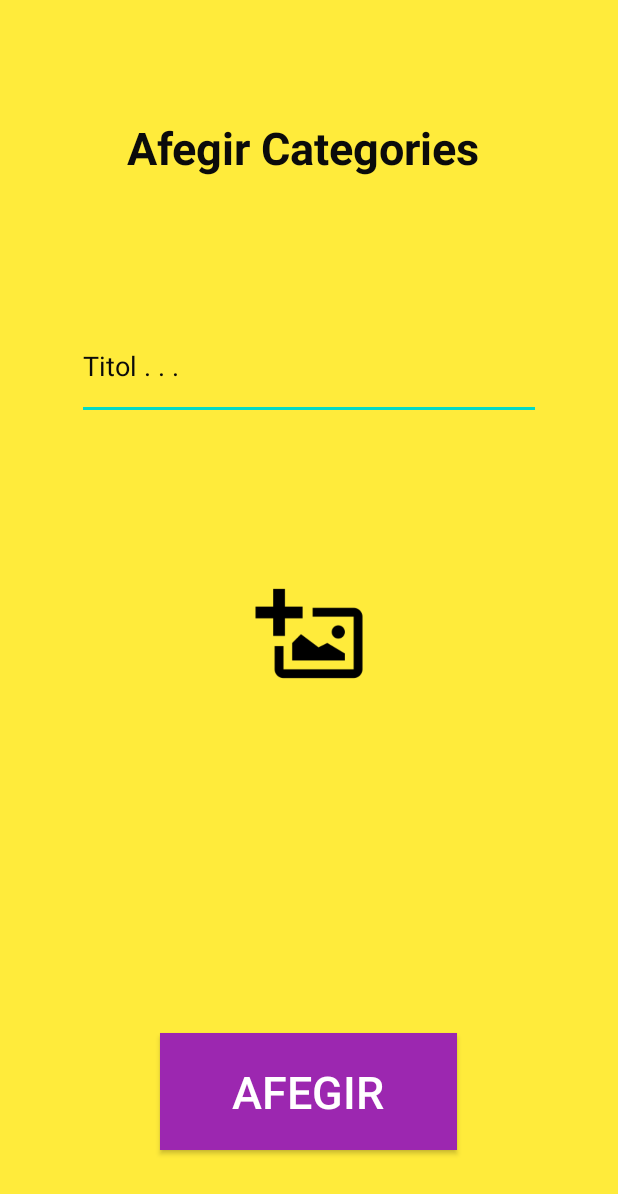
After one commit to JoanBF20/TodoList, an Android app: the addCategories screen opened directly, with no data from a screen before it, on a phone screen of 412 x 824 dp. The commit adds this screen. Shown: the top 1194 px of the screen. Run offline under Robolectric (Android 15) with nearby library versions, the phone set to English and light mode, and no system bars; 1 statement that could not run was skipped.

Commit message:
Creacio de sactivity de categories

```diff
--- a/app/src/main/AndroidManifest.xml
+++ b/app/src/main/AndroidManifest.xml
@@ -9,7 +9,8 @@
         android:roundIcon="@mipmap/ic_launcher_round"
         android:supportsRtl="true"
         android:theme="@style/AppTheme">
-        <activity android:name=".EditionTask"></activity>
+        <activity android:name=".addCategories"></activity>
+        <activity android:name=".EditionTask" />
         <activity android:name=".addTask" />
         <activity android:name=".MainActivity">
             <intent-filter>
--- /dev/null
+++ b/app/src/main/java/com/example/todolist/addCategories.java
@@ -0,0 +1,45 @@
+package com.example.todolist;
+
+import androidx.appcompat.app.AppCompatActivity;
+
+import android.graphics.Bitmap;
+import android.os.Bundle;
+import android.view.View;
+import android.widget.Button;
+import android.widget.EditText;
+import android.widget.ImageView;
+import android.widget.Toast;
+
+public class addCategories extends AppCompatActivity {
+
+    private DBInterface bd;
+    private EditText titleText;
+    private ImageView img;
+    private Button btnAfegir;
+
+    @Override
+    protected void onCreate(Bundle savedInstanceState) {
+        super.onCreate(savedInstanceState);
+        setContentView(R.layout.activity_add_categories);
+
+        titleText = (EditText) this.findViewById(R.id.titol);
+        img = (ImageView) this.findViewById(R.id.imatge);
+
+
+        btnAfegir = (Button) findViewById(R.id.addButton);
+        btnAfegir.setOnClickListener(new View.OnClickListener(){
+
+            public void onClick(View view){
+                bd = new DBInterface(getApplicationContext());
+                bd.obre();
+                if (bd.insereixCategoria(titleText.toString(),img)) {
+                    Toast.makeText(getApplicationContext(), "Afegit correctament", Toast.LENGTH_SHORT).show();
+                } else {
+                    Toast.makeText(getApplicationContext(), "Error a l’afegir", Toast.LENGTH_SHORT).show();
+                }
+                bd.tanca();
+                finish();
+            }
+        });
+    }
+}
--- a/app/src/main/java/com/example/todolist/taskadapter.java
+++ b/app/src/main/java/com/example/todolist/taskadapter.java
@@ -94,8 +94,10 @@ public class taskadapter extends ListActivity {
 
     public void llistaContactes() {
         DBInterface bd;
-        bd = new DBInterface(this); bd.obre();
-        Cursor c = bd.obtenirTotesLesTasques(); c.moveToFirst();
+        bd = new DBInterface(this);
+        bd.obre();
+        Cursor c = bd.obtenirTotesLesTasques();
+        c.moveToFirst();
         ArrayList<HashMap<String, String>> llista = new ArrayList<HashMap<String, String>>();
         while (!c.isAfterLast()) {
             HashMap<String, String> map = new HashMap<String, String>();
--- /dev/null
+++ b/app/src/main/res/layout/activity_add_categories.xml
@@ -0,0 +1,67 @@
+<?xml version="1.0" encoding="utf-8"?>
+<androidx.constraintlayout.widget.ConstraintLayout xmlns:android="http://schemas.android.com/apk/res/android"
+    xmlns:app="http://schemas.android.com/apk/res-auto"
+    xmlns:tools="http://schemas.android.com/tools"
+    android:layout_width="match_parent"
+    android:layout_height="match_parent"
+    android:background="#FFEB3B"
+    tools:context=".addCategories">
+
+    <TextView
+        android:id="@+id/textView2"
+        android:layout_width="267dp"
+        android:layout_height="42dp"
+        android:text="Afegir Categories"
+        android:textColor="#0B0B0B"
+        android:textSize="30sp"
+        android:textStyle="bold"
+        app:layout_constraintBottom_toBottomOf="parent"
+        app:layout_constraintEnd_toEndOf="parent"
+        app:layout_constraintHorizontal_bias="0.583"
+        app:layout_constraintStart_toStartOf="parent"
+        app:layout_constraintTop_toTopOf="parent"
+        app:layout_constraintVertical_bias="0.1" />
+
+    <EditText
+        android:id="@+id/titol"
+        android:layout_width="309dp"
+        android:layout_height="72dp"
+        android:layout_marginTop="88dp"
+        android:inputType="text"
+        android:text="Titol . . ."
+        android:textColor="#0B0B0B"
+        app:layout_constraintBottom_toTopOf="@+id/imatge"
+        app:layout_constraintEnd_toEndOf="parent"
+        app:layout_constraintStart_toStartOf="parent"
+        app:layout_constraintTop_toBottomOf="@+id/textView2"
+        app:layout_constraintVertical_bias="0.0"
+        tools:ignore="MissingConstraints" />
+
+    <ImageView
+        android:id="@+id/imatge"
+        android:layout_width="109dp"
+        android:layout_height="94dp"
+        android:layout_marginTop="224dp"
+        android:contentDescription="Imatge"
+        android:src="@drawable/insert"
+        app:layout_constraintBottom_toBottomOf="parent"
+        app:layout_constraintEnd_toEndOf="parent"
+        app:layout_constraintStart_toStartOf="parent"
+        app:layout_constraintTop_toBottomOf="@+id/textView2"
+        app:layout_constraintVertical_bias="0.082" />
+
+    <Button
+        android:id="@+id/button"
+        android:layout_width="198dp"
+        android:layout_height="78dp"
+        android:background="#9C27B0"
+        android:text="Afegir"
+        android:textColor="#FFFFFF"
+        android:textSize="30sp"
+        app:layout_constraintBottom_toBottomOf="parent"
+        app:layout_constraintEnd_toEndOf="parent"
+        app:layout_constraintHorizontal_bias="0.497"
+        app:layout_constraintStart_toStartOf="parent"
+        app:layout_constraintTop_toBottomOf="@+id/imatge"
+        app:layout_constraintVertical_bias="0.793" />
+</androidx.constraintlayout.widget.ConstraintLayout>
```
Also changed, not shown: app/src/main/res/drawable-v24/insert.png (added).
